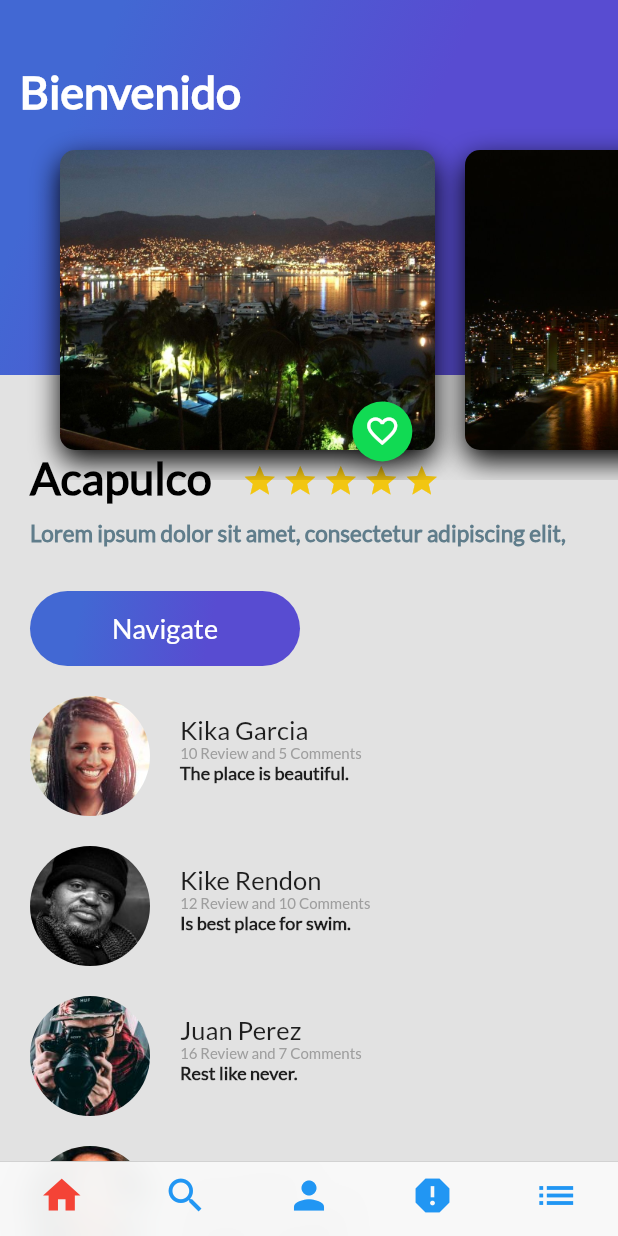
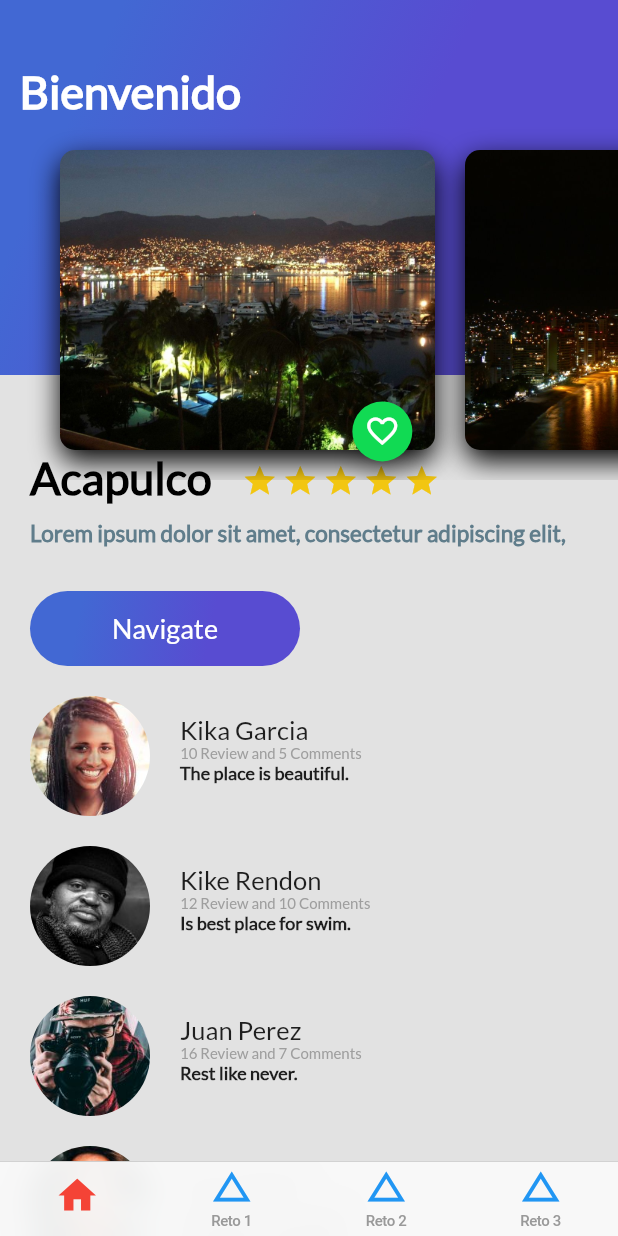
Before and after one commit to rendondeveloper/Flutter_course, a Flutter app: the screen it shows after launch, on a phone screen of 412 x 824 dp. Run offline on Flutter 3.47's test engine with Material 2 defaults, Android fonts, the phone set to English and light mode, and no system bars.

Commit message:
Se ajusta tabs para mostrar layout realizado en el proyecto y para mostrar los retos del curso.

```diff
--- a/lib/card_profile.dart
+++ b/lib/card_profile.dart
@@ -129,7 +129,7 @@ class CardProfile extends StatelessWidget{
       height: 30.0,
       width: 30.0,
       margin: EdgeInsets.only(
-        top: _heightImage + (_heightInfo / 4 ),
+        top: _heightImage + (_heightInfo * .35 ),
             left: _widthDataCard - (_widthDataCard * .30)
       ),
       decoration: BoxDecoration(
--- a/lib/platzi_cupertino.dart
+++ b/lib/platzi_cupertino.dart
@@ -23,17 +23,37 @@ class PlatziCupertino extends StatelessWidget {
                       icon: Icon(Icons.home, color: Colors.blue),
                       activeIcon: Icon(Icons.home, color: Colors.red)),
                   BottomNavigationBarItem(
-                      icon: Icon(Icons.search, color: Colors.blue),
-                      activeIcon: Icon(Icons.search, color: Colors.red)),
+                      icon: Icon(Icons.change_history, color: Colors.blue),
+                      activeIcon: Icon(Icons.change_history, color: Colors.red),
+                      title: Text(
+                          "Reto 1",
+                          style: TextStyle(
+                            color: Colors.black,
+                            fontWeight: FontWeight.bold
+                          ),
+                      )
+                  ),
                   BottomNavigationBarItem(
-                      icon: Icon(Icons.person, color: Colors.blue),
-                      activeIcon: Icon(Icons.person, color: Colors.red)),
+                      icon: Icon(Icons.change_history, color: Colors.blue),
+                      activeIcon: Icon(Icons.change_history, color: Colors.red),
+                      title: Text(
+                      "Reto 2",
+                      style: TextStyle(
+                          color: Colors.black,
+                          fontWeight: FontWeight.bold
+                      ),
+                    )
+                  ),
                   BottomNavigationBarItem(
-                      icon: Icon(Icons.report, color: Colors.blue),
-                      activeIcon: Icon(Icons.report, color: Colors.red)),
-                  BottomNavigationBarItem(
-                      icon: Icon(Icons.list, color: Colors.blue),
-                      activeIcon: Icon(Icons.list, color: Colors.red))
+                      icon: Icon(Icons.change_history, color: Colors.blue),
+                      activeIcon: Icon(Icons.change_history, color: Colors.red),
+                      title: Text(
+                        "Reto 3",
+                        style: TextStyle(
+                            color: Colors.black,
+                            fontWeight: FontWeight.bold
+                        ),
+                      ))
                 ]),
             tabBuilder: (BuildContext context, int index){
               switch(index){
@@ -44,22 +64,17 @@ class PlatziCupertino extends StatelessWidget {
                   break;
                 case 1:
                   return CupertinoTabView(
-                    builder: (BuildContext context) => Search(),
+                    builder: (BuildContext context) =>  Report(),
                   );
                   break;
                 case 2:
                   return CupertinoTabView(
-                    builder: (BuildContext context) => Profile(),
+                    builder: (BuildContext context) => GeneratorListThree(),
                   );
                   break;
                 case 3:
                   return CupertinoTabView(
-                    builder: (BuildContext context) => Report(),
-                  );
-                  break;
-                case 4:
-                  return CupertinoTabView(
-                    builder: (BuildContext context) => GeneratorListThree(),
+                    builder: (BuildContext context) => Profile(),
                   );
                   break;
               }
```
